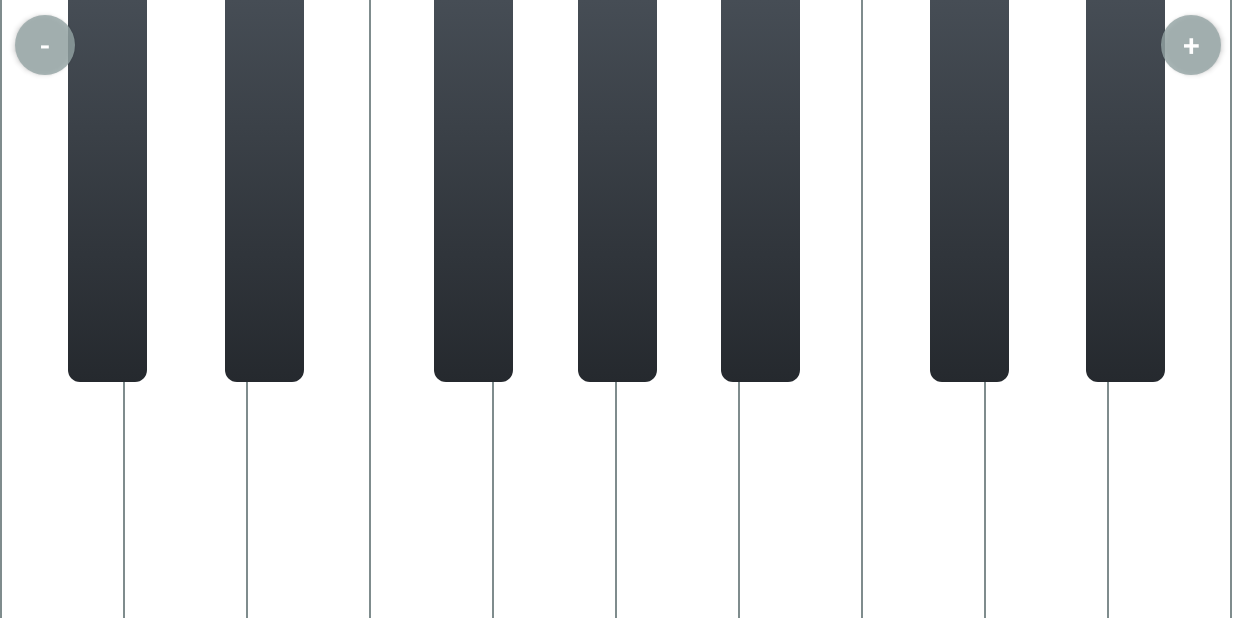
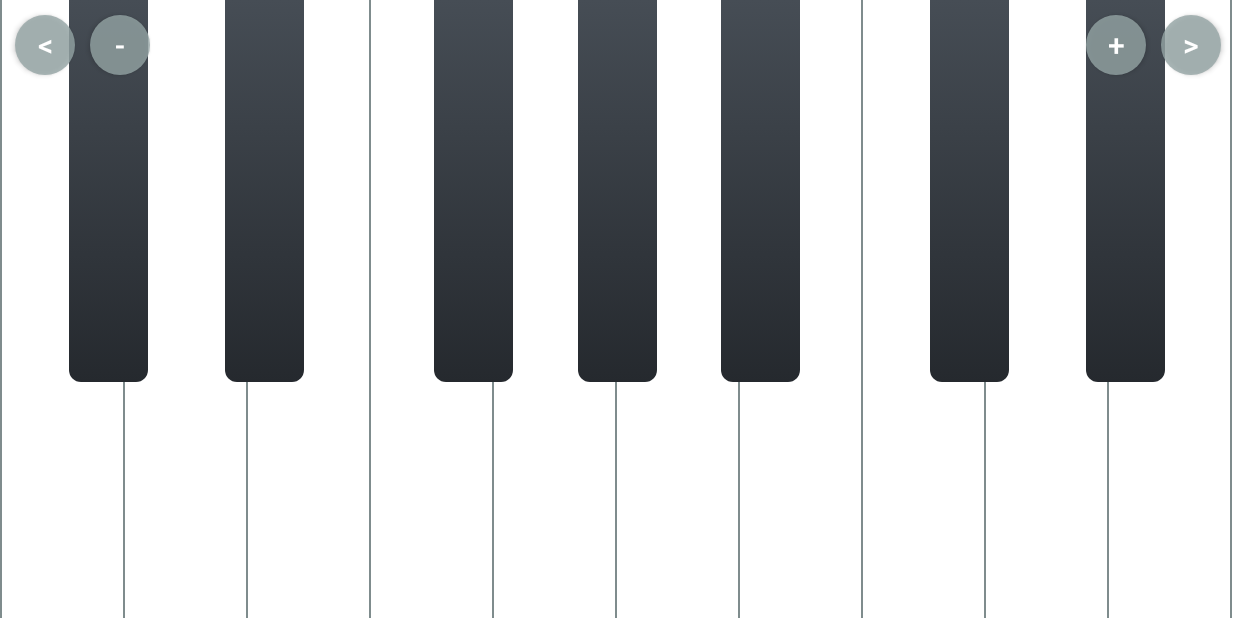
Before and after one commit to mario-ruoff/minimal-piano-native, an Android app: the screen it shows after launch (MainActivity), on a phone screen of 824 x 412 dp (held sideways). Run offline under Robolectric (Android 15) with nearby library versions, the phone set to English and light mode, and no system bars.

Commit message:
Add key span saving in preferences

```diff
--- a/app/build.gradle
+++ b/app/build.gradle
@@ -11,8 +11,8 @@ android {
         applicationId "com.escape99.minimalpiano"
         minSdk 22
         targetSdk 33
-        versionCode 30
-        versionName "2.1.2"
+        versionCode 32
+        versionName "2.2.0"
 
         testInstrumentationRunner "androidx.test.runner.AndroidJUnitRunner"
     }
--- /dev/null
+++ b/app/src/main/java/com/escape99/minimalpiano/LockableScrollView.kt
@@ -0,0 +1,54 @@
+package com.escape99.minimalpiano
+
+import android.content.Context
+import android.util.AttributeSet
+import android.view.KeyEvent
+import android.view.MotionEvent
+import android.widget.HorizontalScrollView
+
+class LockableScrollView : HorizontalScrollView {
+    // true if we can scroll (not locked)
+    // false if we cannot scroll (locked)
+    var isScrollable = false
+        private set
+
+    constructor(context: Context?, attrs: AttributeSet?, defStyle: Int) : super(
+        context,
+        attrs,
+        defStyle
+    ) {
+    }
+
+    constructor(context: Context?, attrs: AttributeSet?) : super(context, attrs) {}
+    constructor(context: Context?) : super(context) {}
+
+    fun setScrollingEnabled(enabled: Boolean) {
+        isScrollable = enabled
+    }
+
+    override fun onKeyDown(keyCode: Int, event: KeyEvent): Boolean {
+        return false
+    }
+
+    override fun onKeyUp(keyCode: Int, event: KeyEvent): Boolean {
+        return false
+    }
+
+    override fun onTouchEvent(ev: MotionEvent): Boolean {
+        return when (ev.action) {
+            MotionEvent.ACTION_DOWN -> {
+                // if we can scroll pass the event to the superclass
+                if (isScrollable) super.onTouchEvent(ev) else isScrollable
+                // only continue to handle the touch event if scrolling enabled
+                // mScrollable is always false at this point
+            }
+            else -> super.onTouchEvent(ev)
+        }
+    }
+
+    override fun onInterceptTouchEvent(ev: MotionEvent): Boolean {
+        // Don't do anything with intercepted touch events if
+        // we are not scrollable
+        return if (!isScrollable) false else super.onInterceptTouchEvent(ev)
+    }
+}
--- a/app/src/main/java/com/escape99/minimalpiano/MainActivity.kt
+++ b/app/src/main/java/com/escape99/minimalpiano/MainActivity.kt
@@ -1,12 +1,13 @@
 package com.escape99.minimalpiano
 
+import android.content.Context
+import android.content.SharedPreferences
 import android.content.res.Resources
 import android.media.AudioAttributes
 import android.media.SoundPool
 import android.os.Bundle
 import android.view.MotionEvent
 import android.widget.Button
-import android.widget.HorizontalScrollView
 import androidx.appcompat.app.AppCompatActivity
 import androidx.constraintlayout.widget.ConstraintLayout
 import androidx.core.view.WindowCompat
@@ -16,17 +17,38 @@ import androidx.core.view.children
 
 class MainActivity : AppCompatActivity() {
 
-    var keySpan = 10
-    var minSpan = 3
+    private lateinit var keyPreferences: SharedPreferences
+    private var keyCount = 0
+    private var keySpan = 0
+    private var displayWidth = 0
+    private var keyPosition = 0
+    private val minSpan = 7
 
     override fun onCreate(savedInstanceState: Bundle?) {
         super.onCreate(savedInstanceState)
+        setInitialKeyPreferences()
         setFullscreenMode()
         setContentView(R.layout.activity_main)
+        keyCount = getKeyCount()
+        displayWidth = getDisplayWidth()
         setKeyWidths()
         setButtonActions()
         initializeAudio()
-        setScrollbar()
+    }
+
+    private fun setInitialKeyPreferences() {
+        keyPreferences = getPreferences(Context.MODE_PRIVATE) ?: return
+        val defaultKeySpan = resources.getInteger(R.integer.default_key_span)
+        val defaultKeyPosition = resources.getInteger(R.integer.default_key_position)
+        keySpan = keyPreferences.getInt("key_span", defaultKeySpan)
+        keyPosition = keyPreferences.getInt("key_position", defaultKeyPosition)
+    }
+
+    private fun updateKeyPreferences(valueName: String, newValue: Int) {
+        with (keyPreferences.edit()) {
+            putInt(valueName, newValue)
+            apply()
+        }
     }
 
     private fun setFullscreenMode() {
@@ -40,28 +62,37 @@ class MainActivity : AppCompatActivity() {
     }
 
     private fun setButtonActions() {
+        val scrollBar: LockableScrollView = findViewById(R.id.scrollBar)
         val decreaseSpan: Button = findViewById(R.id.decrease_span)
         val increaseSpan: Button = findViewById(R.id.increase_span)
-        if (keySpan <= minSpan) decreaseSpan.isEnabled = false
-        if (keySpan >= getKeyCount()) increaseSpan.isEnabled = false
+        val scrollLeft: Button = findViewById(R.id.scroll_left)
+        val scrollRight: Button = findViewById(R.id.scroll_right)
 
+        increaseSpan.setOnClickListener {
+            println("ScrollX: ${scrollBar.scrollX}")
+            if (keySpan > minSpan) {
+                keySpan -= 1
+                updateKeyPreferences("key_span", keySpan)
+                setKeyWidths()
+            }
+        }
         decreaseSpan.setOnClickListener {
-            if (keySpan > minSpan) keySpan -= 1
-            if (keySpan <= minSpan) decreaseSpan.isEnabled = false
-            if (keySpan < getKeyCount()) increaseSpan.isEnabled = true
-            setKeyWidths()
+            println("ScrollX: ${scrollBar.scrollX}")
+            if (keySpan < keyCount) {
+                keySpan += 1
+                updateKeyPreferences("key_span", keySpan)
+                setKeyWidths()
+            }
         }
-        increaseSpan.setOnClickListener {
-            if (keySpan < getKeyCount()) keySpan += 1
-            if (keySpan >= getKeyCount()) increaseSpan.isEnabled = false
-            if (keySpan > minSpan) decreaseSpan.isEnabled = true
-            setKeyWidths()
+        scrollLeft.setOnClickListener {
+            println("ScrollX: ${scrollBar.scrollX}")
+            scrollBar.smoothScrollBy(- (displayWidth / keySpan + 2), 0)
         }
-    }
-
-    private fun setScrollbar() {
-        val scrollbar: HorizontalScrollView = findViewById(R.id.scrollBar)
-        scrollbar.scrollTo((scrollbar.right.toFloat() / 2).toInt(), 0)
+        scrollRight.setOnClickListener {
+            println("ScrollX: ${scrollBar.scrollX}")
+            println("ScrollBar pixels: ${(displayWidth / keySpan - 2) * keyCount}")
+            scrollBar.smoothScrollBy(displayWidth / keySpan + 2, 0)
+        }
     }
 
     private fun setKeyWidths() {
@@ -69,10 +100,10 @@ class MainActivity : AppCompatActivity() {
         for (key in keys.children) {
             val params = key.layoutParams
             if (key.tag == "whiteKey") {
-                params.width = getDisplayWidth() / keySpan - 2   // minus key border
+                params.width = displayWidth / keySpan - 2   // 2 = key border
             }
             if (key.tag == "blackKey") {
-                params.width = (getDisplayWidth() / keySpan * 0.65).toInt()
+                params.width = (displayWidth / keySpan * 0.65).toInt()
             }
             key.layoutParams = params
         }
@@ -99,6 +130,7 @@ class MainActivity : AppCompatActivity() {
                 key.setOnTouchListener { view, event ->
                     when(event.action) {
                         MotionEvent.ACTION_DOWN -> {
+                            println("Key name: $keyName")
                             soundPool.play(sound, 0.2f, 0.2f, 0, 0, 1f)
                         }
                         MotionEvent.ACTION_MOVE -> { }
--- a/app/src/main/res/layout/activity_main.xml
+++ b/app/src/main/res/layout/activity_main.xml
@@ -7,26 +7,39 @@
     tools:context=".MainActivity">
 
     <Button
-        android:id="@+id/decrease_span"
-        style="@style/SpanButton"
-        android:text="@string/decrease_span"
+        android:id="@+id/scroll_left"
+        style="@style/ControlButton"
+        android:text="@string/scroll_left"
         app:layout_constraintStart_toStartOf="parent"
         app:layout_constraintTop_toTopOf="parent" />
 
     <Button
-        android:id="@+id/increase_span"
-        style="@style/SpanButton"
-        android:text="@string/increase_span"
+        android:id="@+id/decrease_span"
+        style="@style/ControlButton"
+        android:text="@string/decrease_span"
+        app:layout_constraintStart_toEndOf="@id/scroll_left"
+        app:layout_constraintTop_toTopOf="parent" />
+
+    <Button
+        android:id="@+id/scroll_right"
+        style="@style/ControlButton"
+        android:text="@string/scroll_right"
         app:layout_constraintEnd_toEndOf="parent"
         app:layout_constraintTop_toTopOf="parent" />
 
-    <HorizontalScrollView
+    <Button
+        android:id="@+id/increase_span"
+        style="@style/ControlButton"
+        android:text="@string/increase_span"
+        app:layout_constraintEnd_toStartOf="@id/scroll_right"
+        app:layout_constraintTop_toTopOf="parent" />
+
+    <com.escape99.minimalpiano.LockableScrollView
         android:id="@+id/scrollBar"
         android:layout_width="match_parent"
         android:layout_height="match_parent"
         android:fillViewport="true"
-        android:orientation="horizontal"
-        android:scrollbarSize="25sp">
+        android:orientation="horizontal">
 
         <androidx.constraintlayout.widget.ConstraintLayout
             android:id="@+id/keys"
@@ -42,10 +55,60 @@
                 app:layout_constraintGuide_percent="0.618" />
 
             <View
+                android:id="@+id/c3"
+                style="@style/WhiteKey"
+                app:layout_constraintBottom_toBottomOf="parent"
+                app:layout_constraintStart_toStartOf="parent"
+                app:layout_constraintTop_toTopOf="parent" />
+
+            <View
+                android:id="@+id/d3"
+                style="@style/WhiteKey"
+                app:layout_constraintBottom_toBottomOf="parent"
+                app:layout_constraintStart_toEndOf="@+id/c3"
+                app:layout_constraintTop_toTopOf="parent" />
+
+            <View
+                android:id="@+id/e3"
+                style="@style/WhiteKey"
+                app:layout_constraintBottom_toBottomOf="parent"
+                app:layout_constraintStart_toEndOf="@+id/d3"
+                app:layout_constraintTop_toTopOf="parent" />
+
+            <View
+                android:id="@+id/f3"
+                style="@style/WhiteKey"
+                app:layout_constraintBottom_toBottomOf="parent"
+                app:layout_constraintStart_toEndOf="@+id/e3"
+                app:layout_constraintTop_toTopOf="parent" />
+
+            <View
+                android:id="@+id/g3"
+                style="@style/WhiteKey"
+                app:layout_constraintBottom_toBottomOf="parent"
+                app:layout_constraintStart_toEndOf="@+id/f3"
+                app:layout_constraintTop_toTopOf="parent" />
+
+            <View
+                android:id="@+id/a3"
+                style="@style/WhiteKey"
+                app:layout_constraintBottom_toBottomOf="parent"
+                app:layout_constraintStart_toEndOf="@+id/g3"
+                app:layout_constraintTop_toTopOf="parent" />
+
+            <View
+                android:id="@+id/b3"
+                style="@style/WhiteKey"
+                app:layout_constraintBottom_toBottomOf="parent"
+                app:layout_constraintStart_toEndOf="@+id/a3"
+                app:layout_constraintTop_toTopOf="parent" />
+
+
+            <View
                 android:id="@+id/c4"
                 style="@style/WhiteKey"
                 app:layout_constraintBottom_toBottomOf="parent"
-                app:layout_constraintStart_toStartOf="parent"
+                app:layout_constraintStart_toEndOf="@+id/b3"
                 app:layout_constraintTop_toTopOf="parent" />
 
             <View
@@ -89,6 +152,7 @@
                 app:layout_constraintBottom_toBottomOf="parent"
                 app:layout_constraintStart_toEndOf="@+id/a4"
                 app:layout_constraintTop_toTopOf="parent" />
+
 
             <View
                 android:id="@+id/c5"
@@ -140,13 +204,60 @@
                 app:layout_constraintTop_toTopOf="parent" />
 
 
+
+
+            <View
+                android:id="@+id/db3"
+                style="@style/BlackKey"
+                app:layout_constraintBottom_toTopOf="@+id/guideline"
+                app:layout_constraintEnd_toEndOf="@+id/d3"
+                app:layout_constraintHorizontal_bias="0.4"
+                app:layout_constraintStart_toStartOf="@+id/c3"
+                app:layout_constraintTop_toTopOf="parent" />
+
+            <View
+                android:id="@+id/eb3"
+                style="@style/BlackKey"
+                app:layout_constraintBottom_toTopOf="@+id/guideline"
+                app:layout_constraintEnd_toEndOf="@+id/e3"
+                app:layout_constraintHorizontal_bias="0.6"
+                app:layout_constraintStart_toStartOf="@+id/d3"
+                app:layout_constraintTop_toTopOf="parent" />
+
+            <View
+                android:id="@+id/gb3"
+                style="@style/BlackKey"
+                app:layout_constraintBottom_toTopOf="@+id/guideline"
+                app:layout_constraintEnd_toEndOf="@+id/g3"
+                app:layout_constraintHorizontal_bias="0.375"
+                app:layout_constraintStart_toStartOf="@+id/f3"
+                app:layout_constraintTop_toTopOf="parent" />
+
+            <View
+                android:id="@+id/ab3"
+                style="@style/BlackKey"
+                app:layout_constraintBottom_toTopOf="@+id/guideline"
+                app:layout_constraintEnd_toEndOf="@+id/a3"
+                app:layout_constraintStart_toStartOf="@+id/g3"
+                app:layout_constraintTop_toTopOf="parent" />
+
+            <View
+                android:id="@+id/bb3"
+                style="@style/BlackKey"
+                app:layout_constraintBottom_toTopOf="@+id/guideline"
+                app:layout_constraintEnd_toEndOf="@+id/b3"
+                app:layout_constraintHorizontal_bias="0.625"
+                app:layout_constraintStart_toStartOf="@+id/a3"
+                app:layout_constraintTop_toTopOf="parent" />
+
+
             <View
                 android:id="@+id/db4"
                 style="@style/BlackKey"
                 app:layout_constraintBottom_toTopOf="@+id/guideline"
                 app:layout_constraintEnd_toEndOf="@+id/d4"
                 app:layout_constraintHorizontal_bias="0.4"
-                app:layout_constraintStart_toStartOf="parent"
+                app:layout_constraintStart_toStartOf="@+id/c4"
                 app:layout_constraintTop_toTopOf="parent" />
 
             <View
@@ -183,6 +294,7 @@
                 app:layout_constraintHorizontal_bias="0.625"
                 app:layout_constraintStart_toStartOf="@+id/a4"
                 app:layout_constraintTop_toTopOf="parent" />
+
 
             <View
                 android:id="@+id/db5"
@@ -230,6 +342,6 @@
 
         </androidx.constraintlayout.widget.ConstraintLayout>
 
-    </HorizontalScrollView>
+    </com.escape99.minimalpiano.LockableScrollView>
 
 </androidx.constraintlayout.widget.ConstraintLayout>
--- /dev/null
+++ b/app/src/main/res/values/integers.xml
@@ -0,0 +1,5 @@
+<?xml version="1.0" encoding="utf-8"?>
+<resources>
+    <integer name="default_key_span">10</integer>
+    <integer name="default_key_position">7</integer>
+</resources>
--- a/app/src/main/res/values/strings.xml
+++ b/app/src/main/res/values/strings.xml
@@ -2,4 +2,6 @@
     <string name="app_name">Minimal Piano</string>
     <string name="increase_span">+</string>
     <string name="decrease_span">-</string>
+    <string name="scroll_left">&lt;</string>
+    <string name="scroll_right">&gt;</string>
 </resources>
--- a/app/src/main/res/values/styles.xml
+++ b/app/src/main/res/values/styles.xml
@@ -18,7 +18,7 @@
         <item name="android:focusable">true</item>
         <item name="android:background">@drawable/black_key</item>
     </style>
-    <style name="SpanButton">
+    <style name="ControlButton">
         <item name="android:layout_width">40sp</item>
         <item name="android:layout_height">40sp</item>
         <item name="android:layout_margin">10dp</item>
```
